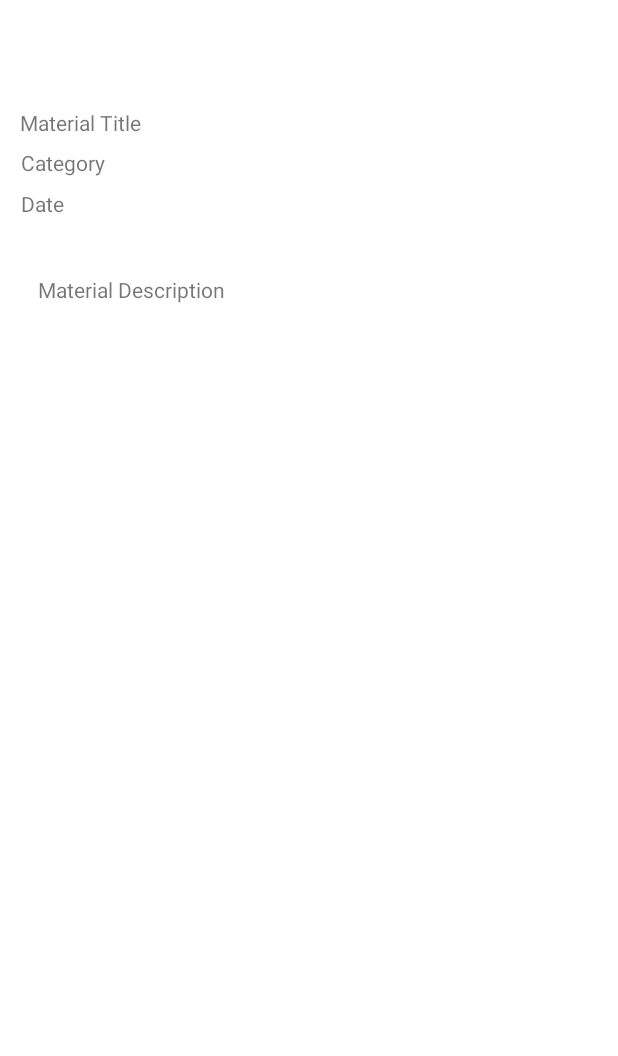
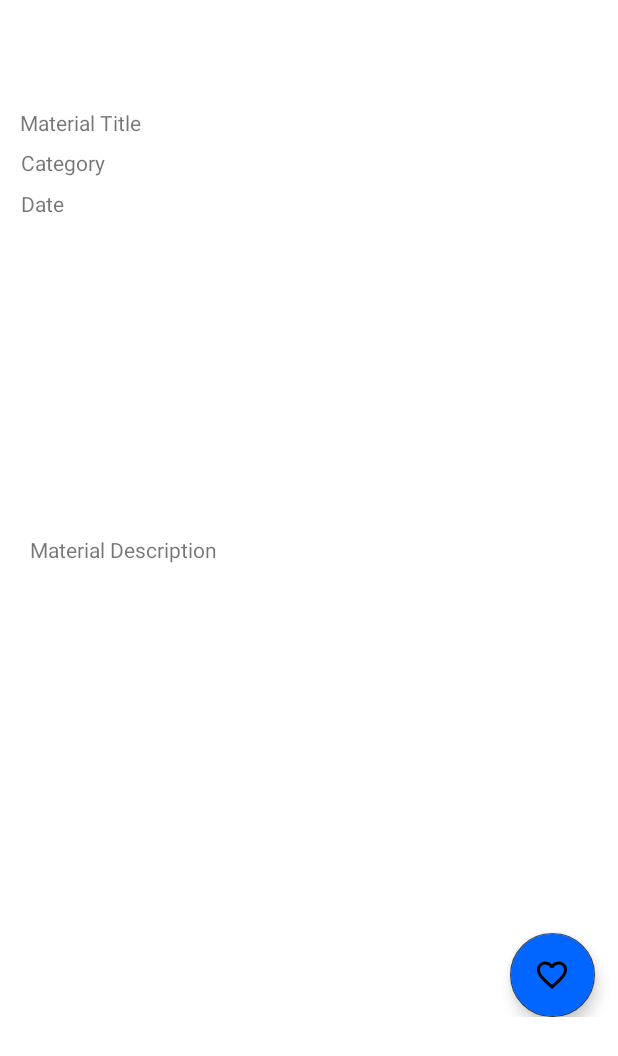
Before and after one commit to edwinmahendra/Care-With-Us, an Android app: the layout activity_detail_material.xml on its own in the app's theme, with its tools: preview values and no code run, on a phone screen of 412 x 824 dp. Shown: the top 1056 px of the screen. Run offline under Robolectric (Android 15) with nearby library versions, the phone set to English and light mode, and no system bars.

Commit message:
add favorite material to database

```diff
--- a/app/src/main/java/com/dicoding/picodiploma/carewithus/admin/Helper.kt
+++ b/app/src/main/java/com/dicoding/picodiploma/carewithus/admin/Helper.kt
@@ -37,7 +37,6 @@ class Helper: Application() {
 
                     override fun onCancelled(error: DatabaseError) {
                     }
-
                 })
         }
 
--- /dev/null
+++ b/app/src/main/res/drawable/ic_baseline_favorite_24.xml
@@ -0,0 +1,5 @@
+<vector android:height="24dp" android:tint="#2D3E50"
+    android:viewportHeight="24" android:viewportWidth="24"
+    android:width="24dp" xmlns:android="http://schemas.android.com/apk/res/android">
+    <path android:fillColor="@android:color/white" android:pathData="M12,21.35l-1.45,-1.32C5.4,15.36 2,12.28 2,8.5 2,5.42 4.42,3 7.5,3c1.74,0 3.41,0.81 4.5,2.09C13.09,3.81 14.76,3 16.5,3 19.58,3 22,5.42 22,8.5c0,3.78 -3.4,6.86 -8.55,11.54L12,21.35z"/>
+</vector>
--- /dev/null
+++ b/app/src/main/res/drawable/ic_baseline_favorite_border_24.xml
@@ -0,0 +1,5 @@
+<vector android:height="24dp" android:tint="#2D3E50"
+    android:viewportHeight="24" android:viewportWidth="24"
+    android:width="24dp" xmlns:android="http://schemas.android.com/apk/res/android">
+    <path android:fillColor="@android:color/white" android:pathData="M16.5,3c-1.74,0 -3.41,0.81 -4.5,2.09C10.91,3.81 9.24,3 7.5,3 4.42,3 2,5.42 2,8.5c0,3.78 3.4,6.86 8.55,11.54L12,21.35l1.45,-1.32C18.6,15.36 22,12.28 22,8.5 22,5.42 19.58,3 16.5,3zM12.1,18.55l-0.1,0.1 -0.1,-0.1C7.14,14.24 4,11.39 4,8.5 4,6.5 5.5,5 7.5,5c1.54,0 3.04,0.99 3.57,2.36h1.87C13.46,5.99 14.96,5 16.5,5c2,0 3.5,1.5 3.5,3.5 0,2.89 -3.14,5.74 -7.9,10.05z"/>
+</vector>
--- a/app/src/main/res/layout/activity_detail_material.xml
+++ b/app/src/main/res/layout/activity_detail_material.xml
@@ -58,16 +58,35 @@
              android:layout_alignParentStart="true"
              android:layout_alignParentEnd="true"
              android:layout_alignParentBottom="true"
-             android:layout_marginStart="25dp"
-             android:layout_marginTop="42dp"
-             android:layout_marginEnd="15dp"
-             android:layout_marginBottom="-4dp"
+             android:layout_marginStart="20dp"
+             android:layout_marginTop="101dp"
+             android:layout_marginEnd="20dp"
+             android:layout_marginBottom="110dp"
              android:text="Material Description" />
 
+         <com.google.android.material.floatingactionbutton.FloatingActionButton
+             android:id="@+id/fabFav"
+             android:layout_width="wrap_content"
+             android:layout_height="wrap_content"
+             android:layout_alignParentStart="true"
+             android:layout_alignParentTop="true"
+             android:layout_alignParentEnd="true"
+             android:layout_alignParentBottom="true"
+             android:clickable="true"
+             android:layout_marginStart="340dp"
+             android:layout_marginTop="622dp"
+             android:layout_marginEnd="15dp"
+             android:layout_marginBottom="-2dp"
+             android:backgroundTint="@color/color_1"
+             android:contentDescription="TODO"
+             android:focusable="true"
+             app:srcCompat="@drawable/ic_baseline_favorite_border_24" />
+
      </RelativeLayout>
+
+
 
  </ScrollView>
 
 
-
 </RelativeLayout>
```
Also changed, not shown: app/src/main/java/com/dicoding/picodiploma/carewithus/admin/DetailMaterialActivity.kt (+90 -1 lines).
